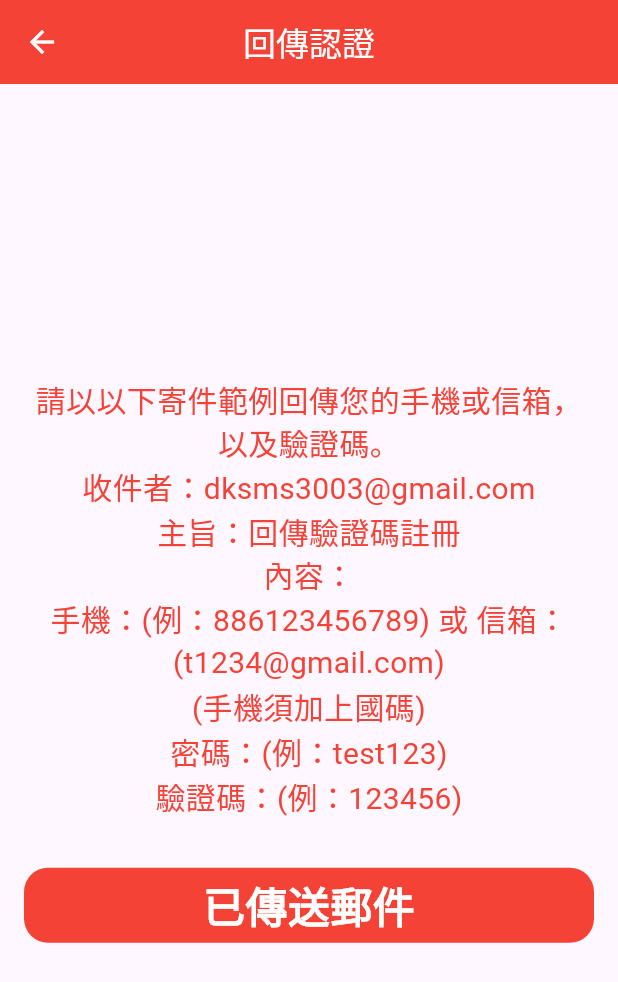
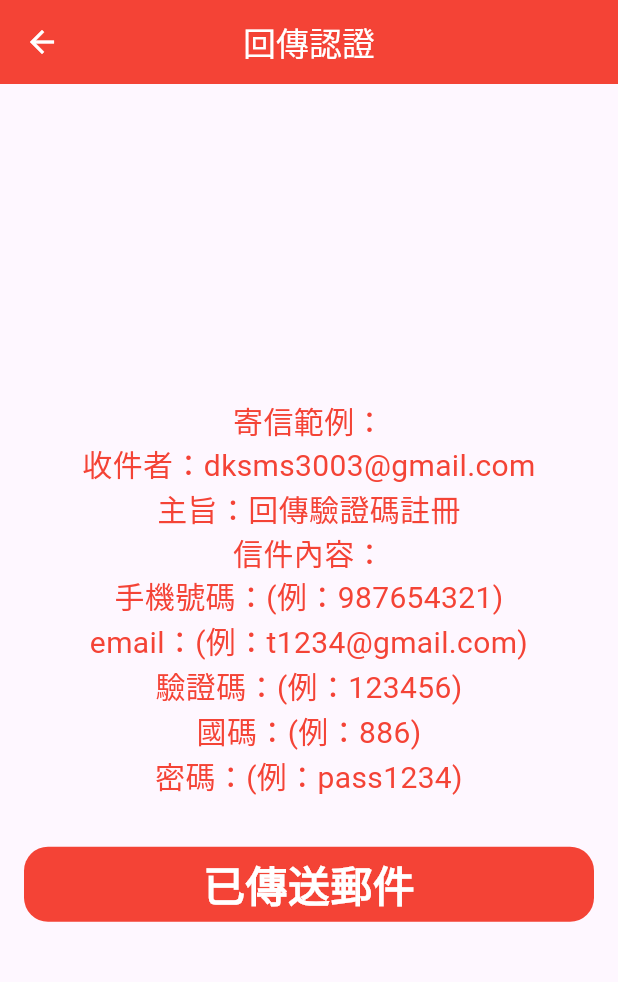
Before and after one commit to YenHsinWu/RCSS, a Flutter app: the ReturnVerifyPage screen opened directly with empty values, on a phone screen of 412 x 824 dp. Shown: the top 982 px of the screen. Run offline on Flutter 3.47's test engine with Material 3 defaults, Android fonts, the phone set to English and light mode, and no system bars; our stand-ins replace cloud_firestore, firebase_auth, firebase_core, intl_phone_field, webview_flutter; accounts and stored records are empty.

Commit message:
Reorgnize the prompt of return email verification

```diff
--- a/RCSS_Fronted/lib/pages/return_verify_page.dart
+++ b/RCSS_Fronted/lib/pages/return_verify_page.dart
@@ -23,7 +23,7 @@ class ReturnVerifyPage extends StatelessWidget {
           mainAxisAlignment: MainAxisAlignment.center,
           children: [
             Text(
-              '請以以下寄件範例回傳您的手機或信箱，以及驗證碼。',
+              '寄信範例：',
               textAlign: TextAlign.center,
               style: TextStyle(
                 color: Colors.red,
@@ -47,7 +47,7 @@ class ReturnVerifyPage extends StatelessWidget {
               ),
             ),
             Text(
-              '內容：',
+              '信件內容：',
               textAlign: TextAlign.center,
               style: TextStyle(
                 color: Colors.red,
@@ -55,7 +55,7 @@ class ReturnVerifyPage extends StatelessWidget {
               ),
             ),
             Text(
-              '手機：(例：886123456789) 或 信箱：(t1234@gmail.com)\n(手機須加上國碼)',
+              '手機號碼：(例：987654321)',
               textAlign: TextAlign.center,
               style: TextStyle(
                 color: Colors.red,
@@ -63,7 +63,7 @@ class ReturnVerifyPage extends StatelessWidget {
               ),
             ),
             Text(
-              '密碼：(例：test123)',
+              'email：(例：t1234@gmail.com)',
               textAlign: TextAlign.center,
               style: TextStyle(
                 color: Colors.red,
@@ -72,6 +72,22 @@ class ReturnVerifyPage extends StatelessWidget {
             ),
             Text(
               '驗證碼：(例：123456)',
+              textAlign: TextAlign.center,
+              style: TextStyle(
+                color: Colors.red,
+                fontSize: 20,
+              ),
+            ),
+            Text(
+              '國碼：(例：886)',
+              textAlign: TextAlign.center,
+              style: TextStyle(
+                color: Colors.red,
+                fontSize: 20,
+              ),
+            ),
+            Text(
+              '密碼：(例：pass1234)',
               textAlign: TextAlign.center,
               style: TextStyle(
                 color: Colors.red,
```
